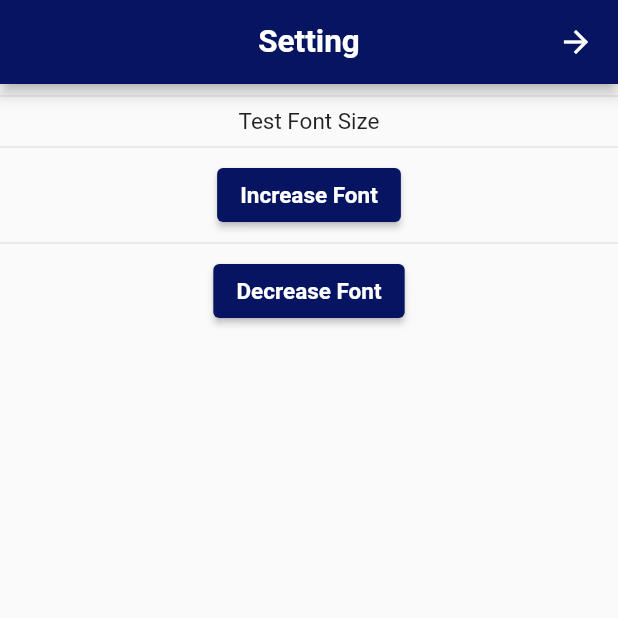
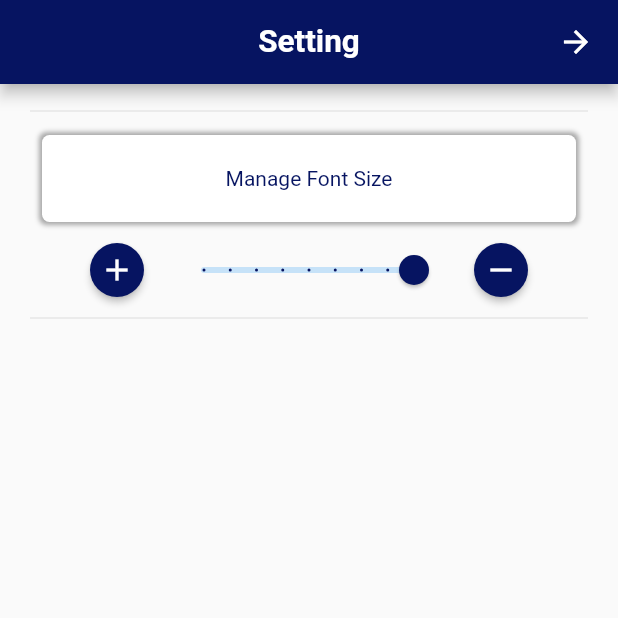
Before and after one commit to itzadnantech/wird_book_old, a Flutter app: the SettingPage screen opened directly, on a phone screen of 412 x 824 dp, the top half of it. Run offline on Flutter 3.47's test engine with Material 2 defaults, Android fonts, the phone set to English and light mode, and no system bars; our stand-ins replace audio_video_progress_bar, just_audio, shared_preferences; accounts and stored records are empty.

Commit message:
updated word 60%

```diff
--- a/lib/pages/all_wirds_page.dart
+++ b/lib/pages/all_wirds_page.dart
@@ -246,6 +246,10 @@ class _AllWirdsPageState extends State<AllWirdsPage> {
                   subtitle: Text(
                     getTranslated(context, wird_translate),
                     textAlign: TextAlign.center,
+                    style: TextStyle(
+                        fontSize: Provider.of<FontSizeController>(context,
+                                listen: true)
+                            .value),
                   ))),
         ),
       );
--- a/lib/pages/setting_page.dart
+++ b/lib/pages/setting_page.dart
@@ -10,9 +10,14 @@ class SettingPage extends StatefulWidget {
 
 class _SettingPageState extends State<SettingPage> {
   double fontSize = 20;
+  double _currentSliderValue = 14;
   void changeFontSize() async {
     setState(() {
+      if (fontSize == 40) {
+        fontSize = 40;
+      } else {
         fontSize += 2;
+      }
     });
   }
 
@@ -30,54 +35,117 @@ class _SettingPageState extends State<SettingPage> {
         centerTitle: true,
         title: Text("Setting"),
       ),
-      body: Center(
+      body: Padding(
+          padding: EdgeInsets.only(top: 10, left: 20, right: 20, bottom: 10),
           child: Column(children: <Widget>[
             Divider(),
-        Text(
-          'Test Font Size',
+            Container(
+              margin: EdgeInsets.all(8),
+              decoration: BoxDecoration(
+                borderRadius: BorderRadius.circular(5),
+                color: Colors.white,
+                boxShadow: [
+                  BoxShadow(
+                    color: Colors.grey.withOpacity(.9),
+                    blurRadius: 2.0, // soften the shadow
+                    spreadRadius: 2.0, //extend the shadow
+                  )
+                ],
+              ),
+              child: ListTile(
+                contentPadding: EdgeInsets.symmetric(vertical: 1.0),
+                title: Text(
+                  'Manage Font Size',
+                  textAlign: TextAlign.center,
                   style: TextStyle(
                       fontSize:
-                  Provider.of<FontSizeController>(context, listen: true).value),
+                          Provider.of<FontSizeController>(context, listen: true)
+                              .value,
+                      color: Color.fromARGB(255, 6, 20, 97),
+                      fontWeight: FontWeight.w400),
                 ),
-        Divider(),
+              ),
+            ),
+            // buildSlider(context),
+            Row(mainAxisAlignment: MainAxisAlignment.center, children: <Widget>[
               ElevatedButton(
-          style: ButtonStyle(
-            backgroundColor:
-                MaterialStatePropertyAll<Color>(Color.fromARGB(255, 6, 20, 97)),
+                onPressed: () {
+                  Provider.of<FontSizeController>(context, listen: false)
+                      .decrement();
+                },
+                child: Icon(Icons.remove),
+                style: ElevatedButton.styleFrom(
+                    shape: CircleBorder(),
+                    padding: EdgeInsets.all(5),
+                    backgroundColor: Color.fromARGB(255, 6, 20, 97)),
               ),
+              SizedBox(width: 0),
+              buildSlider(context),
+              SizedBox(width: 0),
+              ElevatedButton(
                 onPressed: () {
-            Provider.of<FontSizeController>(context, listen: false).increment();
+                  Provider.of<FontSizeController>(context, listen: false)
+                      .increment();
                 },
-          child: Text('Increase Font'),
+                child: Icon(Icons.add),
+                style: ElevatedButton.styleFrom(
+                    shape: CircleBorder(),
+                    padding: EdgeInsets.all(5),
+                    backgroundColor: Color.fromARGB(255, 6, 20, 97)),
               ),
-        Divider(),
-        ElevatedButton(
-          style: ButtonStyle(
-            backgroundColor:
-                MaterialStatePropertyAll<Color>(Color.fromARGB(255, 6, 20, 97)),
-          ),
-          onPressed: () {
-            Provider.of<FontSizeController>(context, listen: false).decrement();
+            ]),
+            Divider()
+          ])),
+    );
+  }
+
+  @override
+  Widget buildSlider(BuildContext context) {
+    return Slider(
+      value: Provider.of<FontSizeController>(context, listen: true).value,
+      activeColor: Color.fromARGB(255, 6, 20, 97),
+      max: 30,
+      min: 14,
+      divisions: 8,
+      label: Provider.of<FontSizeController>(context, listen: true)
+          .value
+          .round()
+          .toString(),
+      onChanged: (double value) {
+        // if (value < _currentSliderValue) {
+        //   Provider.of<FontSizeController>(context, listen: false).decrement();
+        // } else {
+        //   Provider.of<FontSizeController>(context, listen: false).increment();
+        // }
+        setState(() {
+          _currentSliderValue = value;
+          print(_currentSliderValue);
+        });
       },
-          child: Text('Decrease Font'),
-        ),
-      ])),
     );
   }
 }
 
 class FontSizeController with ChangeNotifier {
-  double _value = 15.0;
+  double _value = 14.0;
 
   double get value => _value;
 
   void increment() {
-    _value++;
+    // _value++;
+    _value = _value + 2;
+    if (_value > 30) {
+      _value = 30;
+    }
     notifyListeners();
   }
 
   void decrement() {
-    _value--;
+    // _value--;
+    _value = _value - 2;
+    if (_value < 14) {
+      _value = 14;
+    }
     notifyListeners();
   }
 }
```
Lines whose indentation alone changed are shown as unchanged.
